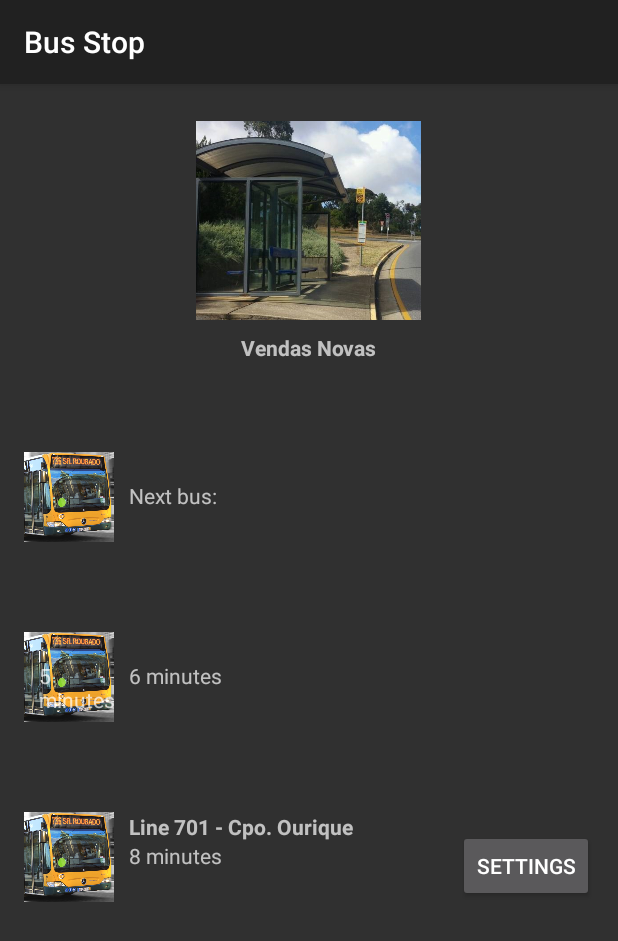
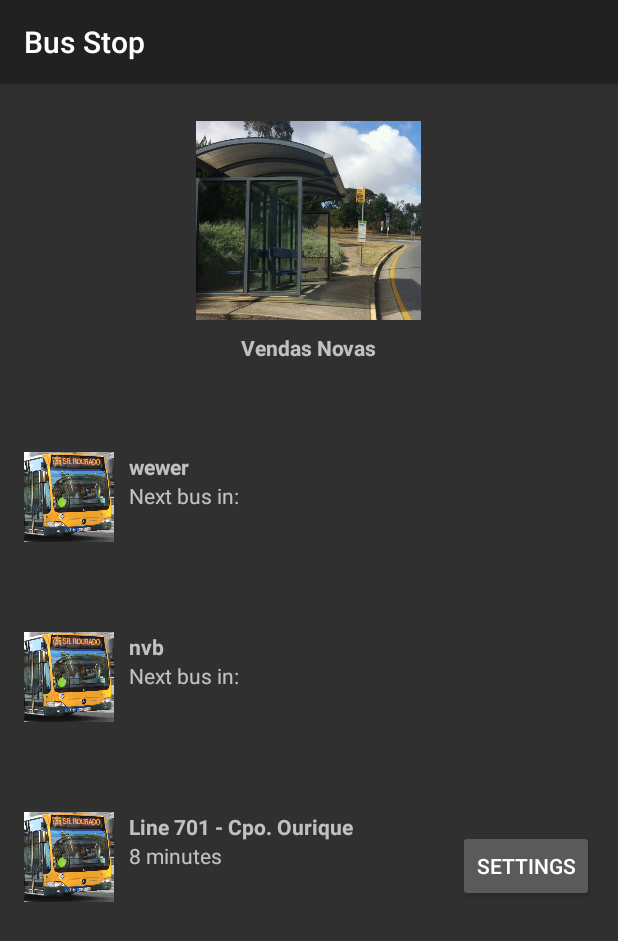
Before and after one commit to ruskam/bUser, an Android app: the BusStopAct screen opened directly, with no data from a screen before it, on a phone screen of 412 x 824 dp. Shown: the top 941 px of the screen. Run offline under Robolectric (Android 15) with nearby library versions, the light colour scheme and no system bars; libraries missing offline, so code that uses them is left out: org.springframework.http, org.springframework.web; 3 statements that could not run were skipped.

Commit message:
- minor bux fixes

```diff
--- a/app/src/main/java/com/example/esr14/signupplay/BusStopAct.java
+++ b/app/src/main/java/com/example/esr14/signupplay/BusStopAct.java
@@ -41,8 +41,8 @@ public class BusStopAct extends AppCompatActivity {
         setContentView(R.layout.activity_bus_stop);
 
         tvNextBusTime1 = (TextView) findViewById(R.id.tvNextBusTime1);
-        tvBusLine1 = (TextView) findViewById(R.id.tvBusLine2);
-        tvNextBusTime2 = (TextView) findViewById(R.id.tvNextBusTime2);
+        tvBusLine1 = (TextView) findViewById(R.id.tvBusLine1);
+        tvNextBusTime2 = (TextView) findViewById(R.id.tvBusLine2);
         tvBusLine2 = (TextView) findViewById(R.id.tvBusLine2);
     }
 
--- a/app/src/main/res/layout/activity_bus_stop.xml
+++ b/app/src/main/res/layout/activity_bus_stop.xml
@@ -41,24 +41,25 @@
             android:src="@drawable/bus_default" />
 
         <TextView
-            android:id="@+id/tvNextBusTime1"
+            android:id="@+id/tvBusLine1"
             android:layout_width="wrap_content"
             android:layout_height="wrap_content"
             android:layout_alignTop="@+id/ic_b1"
             android:layout_marginLeft="10dp"
             android:layout_toEndOf="@+id/ic_b1"
             android:onClick="getInsideBus"
-            android:textStyle="bold" />
+            android:textStyle="bold"
+            android:text="wewer" />
 
         <TextView
-            android:id="@+id/tvBusLine2"
+            android:id="@+id/tvNextBusTime1"
             android:layout_width="wrap_content"
             android:layout_height="wrap_content"
-            android:layout_below="@+id/tvNextBusTime1"
+            android:layout_below="@+id/tvBusLine1"
             android:layout_marginLeft="10dp"
             android:layout_toEndOf="@+id/ic_b1"
             android:onClick="getInsideBus"
-            android:text="Next bus:" />
+            android:text="Next bus in:" />
 
         <ImageView
             android:id="@+id/ic_b2"
@@ -71,24 +72,25 @@
 
 
         <TextView
-            android:id="@+id/tvNextBusTime2"
+            android:id="@+id/tvBusLine2"
             android:layout_width="wrap_content"
             android:layout_height="wrap_content"
             android:layout_alignTop="@+id/ic_b2"
             android:layout_marginLeft="10dp"
             android:layout_toEndOf="@+id/ic_b2"
             android:onClick="getInsideBus"
-            android:textStyle="bold" />
+            android:textStyle="bold"
+            android:text="nvb" />
 
         <TextView
-            android:id="@+id/tvBusLine2"
+            android:id="@+id/tvNextBusTime2"
             android:layout_width="wrap_content"
             android:layout_height="wrap_content"
-            android:layout_below="@+id/tvNextBusTime2"
+            android:layout_below="@+id/tvBusLine2"
             android:layout_marginLeft="10dp"
             android:layout_toEndOf="@+id/ic_b2"
             android:onClick="getInsideBus"
-            android:text="6 minutes" />
+            android:text="Next bus in: " />
 
         <ImageView
             android:id="@+id/ic_b3"
@@ -132,16 +134,6 @@
             android:onClick="displaySettings"
             android:text="@string/settings" />
 
-        <TextView
-            android:id="@+id/tvNextBusTime"
-            android:layout_width="wrap_content"
-            android:layout_height="wrap_content"
-            android:layout_marginLeft="10dp"
-            android:onClick="getInsideBus"
-            android:text="5 minutes"
-            android:layout_alignTop="@+id/tvBusLine2"
-            android:layout_alignEnd="@+id/tvNextBusTime2" />
-
 
     </RelativeLayout>
 </ScrollView>
```
